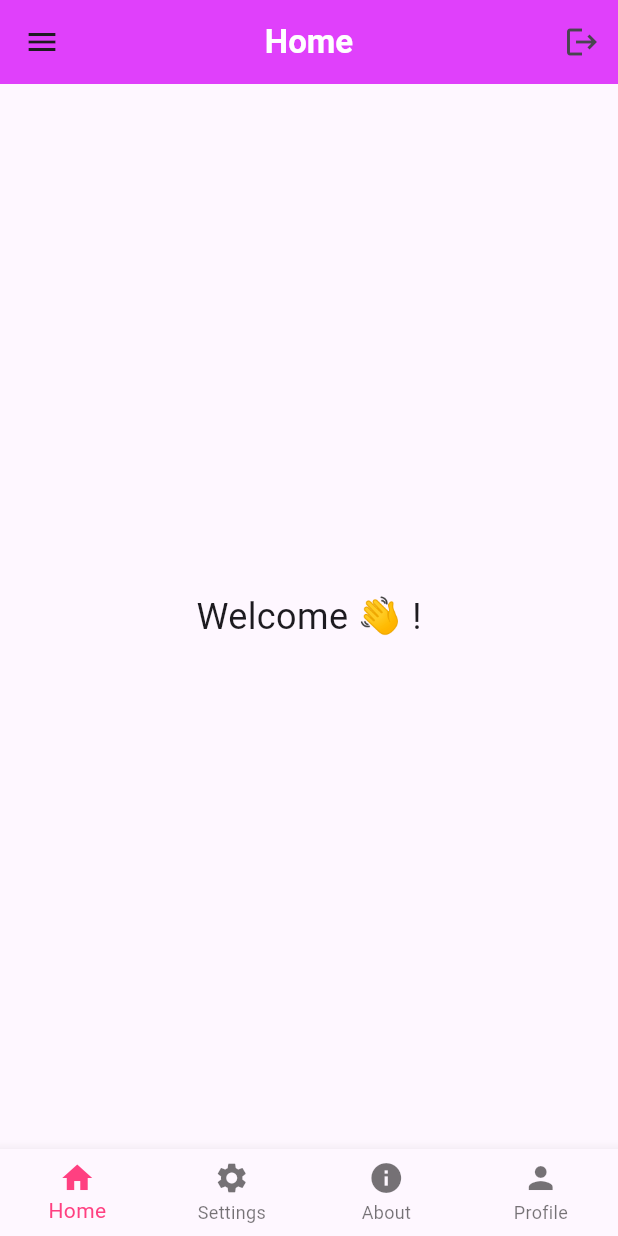
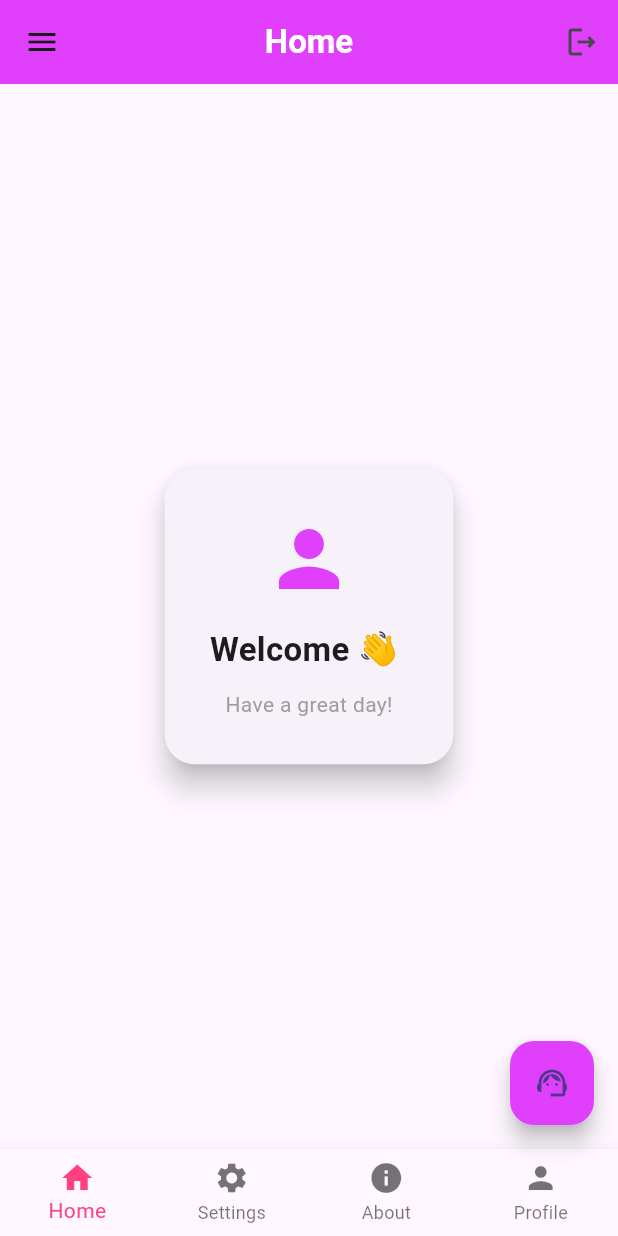
Before and after one commit to PROSENJIT-RONI/flutter-login-app, a Flutter app: the MyHomePage screen opened by its route, on a phone screen of 412 x 824 dp. Run offline on Flutter 3.47's test engine with Material 3 defaults, Android fonts, the phone set to English and light mode, and no system bars; our stand-ins replace font_awesome_flutter, get, image_picker, shared_preferences; accounts and stored records are empty.

Commit message:
added home page design

```diff
--- a/lib/features/about/about_page.dart
+++ b/lib/features/about/about_page.dart
@@ -2,7 +2,6 @@ import 'package:flutter/material.dart';
 
 class MyAboutPage extends StatelessWidget {
   const MyAboutPage({super.key});
-
   @override
   Widget build(BuildContext context) {
     return Container(
--- a/lib/features/home/home_page.dart
+++ b/lib/features/home/home_page.dart
@@ -2,8 +2,10 @@ import 'dart:convert';
 import 'dart:io';
 import 'package:flutter/material.dart';
 import 'package:flutter_login/features/home/settings_page.dart';
+import 'package:font_awesome_flutter/font_awesome_flutter.dart';
 import 'package:get/get.dart';
 import 'package:shared_preferences/shared_preferences.dart';
+import 'package:url_launcher/url_launcher.dart';
 
 import '../profile/profile_page.dart';
 import '../about/about_page.dart';
@@ -17,9 +19,16 @@ class MyHomePage extends StatefulWidget {
 
 class _MyHomePageState extends State<MyHomePage> {
   int _currentIndex = 0;
+  bool _isFabOpen = false;
 
   String userName = "";
   String? imagePath;
+
+  // 🔒 FIXED CONTACT DETAILS
+  final String phoneNumber = "9552465892";
+  final String whatsappNumber = "919552465892"; // 91 + number
+  final String emailAddress = "aaa@gmail.com";
+  final String message = "Hello, I need support.";
 
   final List<String> _titles = ["Home", "Settings", "About", "Profile"];
 
@@ -35,10 +44,9 @@ class _MyHomePageState extends State<MyHomePage> {
 
     if (storedUser != null) {
       Map<String, dynamic> userData = jsonDecode(storedUser);
-      String fullName = userData['name'] ?? "";
 
       setState(() {
-        userName = fullName.split(" ").first;
+        userName = (userData['name'] ?? "").split(" ").first;
         imagePath = userData['imagePath'];
       });
     }
@@ -50,9 +58,75 @@ class _MyHomePageState extends State<MyHomePage> {
     Get.offAllNamed('/login');
   }
 
+  void showLogoutDialog() {
+    Get.defaultDialog(
+      title: "Confirm Logout",
+      middleText: "Are you sure you want to logout?",
+      textCancel: "No",
+      textConfirm: "Yes",
+      confirmTextColor: Colors.white,
+      buttonColor: Colors.red,
+      radius: 15,
+      onConfirm: () async {
+        await logoutUser();
+      },
+    );
+  }
+
+  // ================= CONTACT FUNCTIONS =================
+
+  Future<void> openDialer() async {
+    final Uri uri = Uri(scheme: 'tel', path: phoneNumber);
+    await launchUrl(uri);
+  }
+
+  Future<void> openWhatsApp() async {
+    final Uri uri =
+    Uri.parse("https://wa.me/$whatsappNumber?text=${Uri.encodeComponent(message)}");
+    await launchUrl(uri, mode: LaunchMode.externalApplication);
+  }
+
+  Future<void> openEmail() async {
+    final Uri uri = Uri(
+      scheme: 'mailto',
+      path: emailAddress,
+      query: 'subject=Support&body=$message',
+    );
+    await launchUrl(uri);
+  }
+
+  Future<void> openSMS() async {
+    final Uri uri = Uri(
+      scheme: 'sms',
+      path: phoneNumber,
+      query: 'body=$message',
+    );
+    await launchUrl(uri);
+  }
+
+  Widget _miniFab({
+    required IconData icon,
+    required Color color,
+    required VoidCallback onTap,
+  }) {
+    return FloatingActionButton(
+      heroTag: icon.toString(),
+      mini: true,
+      backgroundColor: color,
+      onPressed: () {
+        onTap();
+        setState(() {
+          _isFabOpen = false;
+        });
+      },
+      child: Icon(icon),
+    );
+  }
+
   void _changeTab(int index) {
     setState(() {
       _currentIndex = index;
+      _isFabOpen = false;
     });
     Get.back();
   }
@@ -60,9 +134,7 @@ class _MyHomePageState extends State<MyHomePage> {
   @override
   Widget build(BuildContext context) {
     return Scaffold(
-      appBar: _currentIndex == 3
-          ? null
-          : AppBar(
+      appBar: AppBar(
         centerTitle: true,
         backgroundColor: Colors.purpleAccent,
         title: Text(
@@ -76,15 +148,8 @@ class _MyHomePageState extends State<MyHomePage> {
         actions: _currentIndex == 0
             ? [
           IconButton(
-            icon: const Icon(Icons.logout),
-            onPressed: () async {
-              await logoutUser();
-              Get.snackbar(
-                "Success",
-                "Logged out successfully",
-                snackPosition: SnackPosition.BOTTOM,
-              );
-            },
+            icon: const Icon(Icons.logout_outlined),
+            onPressed: showLogoutDialog,
           ),
         ]
             : null,
@@ -95,14 +160,39 @@ class _MyHomePageState extends State<MyHomePage> {
         index: _currentIndex,
         children: [
           Center(
-            child: Text(
-              "Welcome 👋 $userName!",
-              style: const TextStyle(fontSize: 24),
+            child: Card(
+              elevation: 8,
+              shape: RoundedRectangleBorder(
+                borderRadius: BorderRadius.circular(20),
+              ),
+              child: Padding(
+                padding: const EdgeInsets.all(30),
+                child: Column(
+                  mainAxisSize: MainAxisSize.min,
+                  children: [
+                    const Icon(Icons.person,
+                        size: 60, color: Colors.purpleAccent),
+                    const SizedBox(height: 15),
+                    Text(
+                      "Welcome 👋 $userName",
+                      style: const TextStyle(
+                        fontSize: 22,
+                        fontWeight: FontWeight.bold,
+                      ),
+                    ),
+                    const SizedBox(height: 10),
+                    const Text(
+                      "Have a great day!",
+                      style: TextStyle(color: Colors.grey),
+                    ),
+                  ],
+                ),
+              ),
             ),
           ),
           const MySettingsPage(),
           const MyAboutPage(),
-          const MyProfilePage(),
+          MyProfilePage(onProfileUpdated: loadUserData),
         ],
       ),
 
@@ -143,9 +233,7 @@ class _MyHomePageState extends State<MyHomePage> {
                         ),
                         const SizedBox(height: 10),
                         Text(
-                          userName.isNotEmpty
-                              ? "Welcome 👋 $userName"
-                              : "Welcome 👋 User",
+                          "Welcome 👋 $userName",
                           style: const TextStyle(
                             color: Colors.white,
                             fontSize: 18,
@@ -155,7 +243,6 @@ class _MyHomePageState extends State<MyHomePage> {
                       ],
                     ),
                   ),
-
                   ListTile(
                     leading: const Icon(Icons.home),
                     title: const Text("Home"),
@@ -180,53 +267,7 @@ class _MyHomePageState extends State<MyHomePage> {
                   ListTile(
                     leading: const Icon(Icons.logout),
                     title: const Text("Logout"),
-                    onTap: () async {
-                      await logoutUser();
-                      Get.snackbar(
-                        "Success",
-                        "Logged out successfully",
-                        snackPosition: SnackPosition.BOTTOM,
-                      );
-                    },
-                  ),
-                ],
-              ),
-            ),
-
-            // ================= FOOTER =================
-            Container(
-              padding: const EdgeInsets.symmetric(
-                  vertical: 18, horizontal: 63),
-              decoration: BoxDecoration(
-                color: Colors.grey.shade100,
-                border: const Border(
-                  top: BorderSide(color: Colors.grey),
-                ),
-              ),
-              child: const Column(
-                mainAxisSize: MainAxisSize.min,
-                children: [
-                  Icon(Icons.flutter_dash,
-                      size: 36, color: Colors.blue),
-                  SizedBox(height: 6),
-                  Text(
-                    "Flutter Login App",
-                    style: TextStyle(
-                      fontWeight: FontWeight.bold,
-                      fontSize: 15,
-                    ),
-                  ),
-                  SizedBox(height: 4),
-                  Text(
-                    "Version 1.0.0",
-                    style: TextStyle(
-                        fontSize: 13, color: Colors.grey),
-                  ),
-                  SizedBox(height: 4),
-                  Text(
-                    "© 2026 Developed by Prosenjit",
-                    style: TextStyle(
-                        fontSize: 12, color: Colors.grey),
+                    onTap: showLogoutDialog,
                   ),
                 ],
               ),
@@ -234,6 +275,70 @@ class _MyHomePageState extends State<MyHomePage> {
           ],
         ),
       ),
+
+      // ================= TOGGLE FAB =================
+      floatingActionButton: _currentIndex == 0
+          ? SizedBox(
+        width: 200,
+        height: 280,
+        child: Stack(
+          alignment: Alignment.bottomRight,
+          children: [
+            if (_isFabOpen)
+              Positioned(
+                bottom: 215,
+                right: 0,
+                child: _miniFab(
+                  icon: FontAwesomeIcons.whatsapp, // WhatsApp style
+                  color: Colors.green,
+                  onTap: openWhatsApp,
+                ),
+              ),
+            if (_isFabOpen)
+              Positioned(
+                bottom: 165,
+                right: 0,
+                child: _miniFab(
+                  icon: Icons.message,
+                  color: Colors.orange,
+                  onTap: openSMS,
+                ),
+              ),
+            if (_isFabOpen)
+              Positioned(
+                bottom: 115,
+                right: 0,
+                child: _miniFab(
+                  icon: Icons.call,
+                  color: Colors.blue,
+                  onTap: openDialer,
+                ),
+              ),
+            if (_isFabOpen)
+              Positioned(
+                bottom: 65,
+                right: 0,
+                child: _miniFab(
+                  icon: Icons.email_sharp,
+                  color: Colors.red,
+                  onTap: openEmail,
+                ),
+              ),
+            FloatingActionButton(
+              backgroundColor: Colors.purpleAccent,
+              child: Icon(
+                _isFabOpen ? Icons.close : Icons.support_agent,
+              ),
+              onPressed: () {
+                setState(() {
+                  _isFabOpen = !_isFabOpen;
+                });
+              },
+            ),
+          ],
+        ),
+      )
+          : null,
 
       // ================= BOTTOM NAV =================
       bottomNavigationBar: BottomNavigationBar(
@@ -243,17 +348,15 @@ class _MyHomePageState extends State<MyHomePage> {
         onTap: (index) {
           setState(() {
             _currentIndex = index;
+            _isFabOpen = false;
           });
         },
         items: const [
-          BottomNavigationBarItem(
-              icon: Icon(Icons.home), label: "Home"),
+          BottomNavigationBarItem(icon: Icon(Icons.home), label: "Home"),
           BottomNavigationBarItem(
               icon: Icon(Icons.settings), label: "Settings"),
-          BottomNavigationBarItem(
-              icon: Icon(Icons.info), label: "About"),
-          BottomNavigationBarItem(
-              icon: Icon(Icons.person), label: "Profile"),
+          BottomNavigationBarItem(icon: Icon(Icons.info), label: "About"),
+          BottomNavigationBarItem(icon: Icon(Icons.person), label: "Profile"),
         ],
       ),
     );
--- a/lib/routes/app_routes.dart
+++ b/lib/routes/app_routes.dart
@@ -6,17 +6,15 @@ import 'package:flutter_login/features/auth/forgot_password_page.dart';
 import 'package:flutter_login/features/auth/otp_page.dart';
 import 'package:flutter_login/features/auth/change_password_page.dart';
 import 'package:flutter_login/features/home/home_page.dart';
-import 'package:flutter_login/features/profile/profile_page.dart';
 
 class AppRoutes {
   static final pages = [
-    GetPage(name: '/splash', page: () => SplashScreen()),
-    GetPage(name: '/login', page: () => MyLogin()),
-    GetPage(name: '/register', page: () => MyRegister()),
-    GetPage(name: '/home', page: () => MyHomePage()),
-    GetPage(name: '/forgotpassword', page: () => MyForgotPass()),
-    GetPage(name: '/otp', page: () => OtpVerificationPage()),
-    GetPage(name: '/changepassword', page: () => MyPasswordChange()),
-    GetPage(name: '/profile', page: () => MyProfilePage()),
+    GetPage(name: '/splash', page: () => const SplashScreen()),
+    GetPage(name: '/login', page: () => const MyLogin()),
+    GetPage(name: '/register', page: () => const MyRegister()),
+    GetPage(name: '/home', page: () => const MyHomePage()),
+    GetPage(name: '/forgotpassword', page: () => const MyForgotPass()),
+    GetPage(name: '/otp', page: () => const OtpVerificationPage()),
+    GetPage(name: '/changepassword', page: () => const MyPasswordChange()),
   ];
 }
--- a/pubspec.yaml
+++ b/pubspec.yaml
@@ -42,6 +42,8 @@ dependencies:
   flutter_otp_text_field: ^1.5.1+1
   flutter_secure_storage: ^10.0.0
   image_picker: ^1.2.1
+  url_launcher: ^6.3.2
+  font_awesome_flutter: ^10.12.0
 
 dev_dependencies:
   flutter_test:
```
Also changed, not shown: lib/features/profile/profile_page.dart (+40 -35 lines), pubspec.lock, 5 other files.
